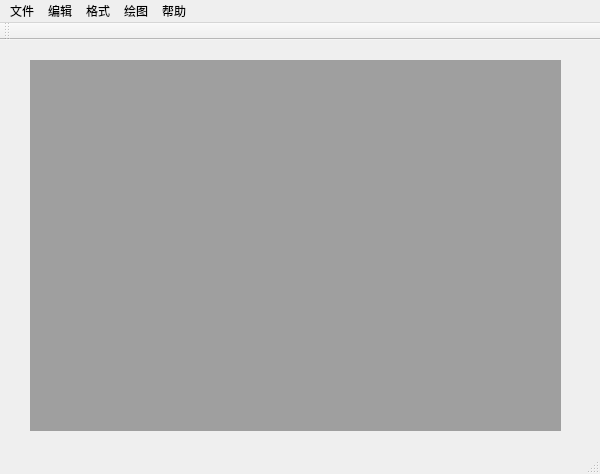
This is mainwindow.ui in dingyx99/oop-qtnotepad as Qt 5 draws it before an edit. The edited form follows.
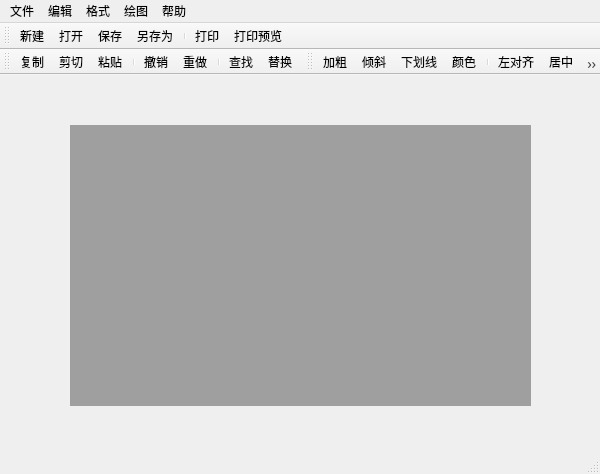
This is the edited form. Icons and pictures are not drawn.

Commit message: ui(combobox toolbar)

```diff
--- a/mainwindow.ui
+++ b/mainwindow.ui
@@ -13,17 +13,64 @@
   <property name="windowTitle">
    <string>MainWindow</string>
   </property>
+  <property name="toolButtonStyle">
+   <enum>Qt::ToolButtonIconOnly</enum>
+  </property>
   <widget class="QWidget" name="centralWidget">
    <widget class="QMdiArea" name="mdiArea">
     <property name="geometry">
      <rect>
-      <x>30</x>
-      <y>20</y>
-      <width>531</width>
-      <height>371</height>
+      <x>70</x>
+      <y>50</y>
+      <width>461</width>
+      <height>281</height>
      </rect>
     </property>
    </widget>
+   <widget class="QWidget" name="">
+    <property name="geometry">
+     <rect>
+      <x>0</x>
+      <y>0</y>
+      <width>247</width>
+      <height>22</height>
+     </rect>
+    </property>
+    <layout class="QHBoxLayout" name="horizontalLayout">
+     <item>
+      <widget class="QFontComboBox" name="fontComboBox"/>
+     </item>
+     <item>
+      <widget class="QComboBox" name="comboBox_fontSize">
+       <item>
+        <property name="text">
+         <string>字号</string>
+        </property>
+       </item>
+       <item>
+        <property name="text">
+         <string>5</string>
+        </property>
+       </item>
+       <item>
+        <property name="text">
+         <string>10</string>
+        </property>
+       </item>
+       <item>
+        <property name="text">
+         <string>15</string>
+        </property>
+       </item>
+       <item>
+        <property name="text">
+         <string>20</string>
+        </property>
+       </item>
+      </widget>
+     </item>
+    </layout>
+   </widget>
   </widget>
   <widget class="QMenuBar" name="menuBar">
    <property name="geometry">
@@ -96,15 +143,98 @@
    <addaction name="menu_drawing"/>
    <addaction name="menu_help"/>
   </widget>
-  <widget class="QToolBar" name="mainToolBar">
+  <widget class="QToolBar" name="toolBar_1">
+   <property name="maximumSize">
+    <size>
+     <width>16777215</width>
+     <height>26</height>
+    </size>
+   </property>
    <attribute name="toolBarArea">
     <enum>TopToolBarArea</enum>
    </attribute>
    <attribute name="toolBarBreak">
-    <bool>false</bool>
+    <bool>true</bool>
    </attribute>
+   <addaction name="action_new"/>
+   <addaction name="action_open"/>
+   <addaction name="action_save"/>
+   <addaction name="action_saveAs"/>
+   <addaction name="separator"/>
+   <addaction name="action_print"/>
+   <addaction name="action_printView"/>
+  </widget>
+  <widget class="QToolBar" name="toolBar_2">
+   <property name="maximumSize">
+    <size>
+     <width>900</width>
+     <height>26</height>
+    </size>
+   </property>
+   <property name="font">
+    <font>
+     <family>Algerian</family>
+     <pointsize>9</pointsize>
+     <weight>50</weight>
+     <bold>false</bold>
+    </font>
+   </property>
+   <property name="windowTitle">
+    <string>toolBar</string>
+   </property>
+   <property name="layoutDirection">
+    <enum>Qt::LeftToRight</enum>
+   </property>
+   <property name="orientation">
+    <enum>Qt::Horizontal</enum>
+   </property>
+   <property name="toolButtonStyle">
+    <enum>Qt::ToolButtonIconOnly</enum>
+   </property>
+   <attribute name="toolBarArea">
+    <enum>TopToolBarArea</enum>
+   </attribute>
+   <attribute name="toolBarBreak">
+    <bool>true</bool>
+   </attribute>
+   <addaction name="action_copy"/>
+   <addaction name="action_cut"/>
+   <addaction name="action_paste"/>
+   <addaction name="separator"/>
+   <addaction name="action_undo"/>
+   <addaction name="action_redo"/>
+   <addaction name="separator"/>
+   <addaction name="action_find"/>
+   <addaction name="action_replace"/>
   </widget>
   <widget class="QStatusBar" name="statusBar"/>
+  <widget class="QToolBar" name="toolBar3">
+   <property name="maximumSize">
+    <size>
+     <width>16777215</width>
+     <height>26</height>
+    </size>
+   </property>
+   <property name="windowTitle">
+    <string>toolBar</string>
+   </property>
+   <attribute name="toolBarArea">
+    <enum>TopToolBarArea</enum>
+   </attribute>
+   <attribute name="toolBarBreak">
+    <bool>false</bool>
+   </attribute>
+   <addaction name="action_bold"/>
+   <addaction name="action_italic"/>
+   <addaction name="action_underline"/>
+   <addaction name="action_color"/>
+   <addaction name="separator"/>
+   <addaction name="action_leftAlign"/>
+   <addaction name="action_center"/>
+   <addaction name="action_rightAlign"/>
+   <addaction name="action_justifyAlign"/>
+   <addaction name="separator"/>
+  </widget>
   <action name="action_new">
    <property name="text">
     <string>新建</string>
```
Left out of the diff: 93 changed lines with no effect on the pictures. The commit also changes 2 other files.
